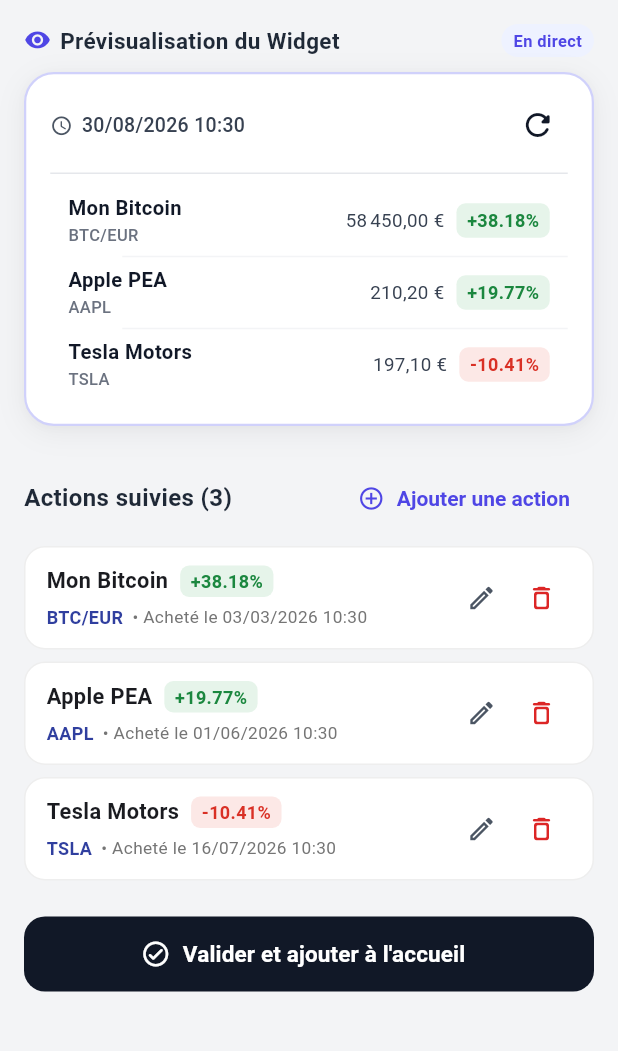
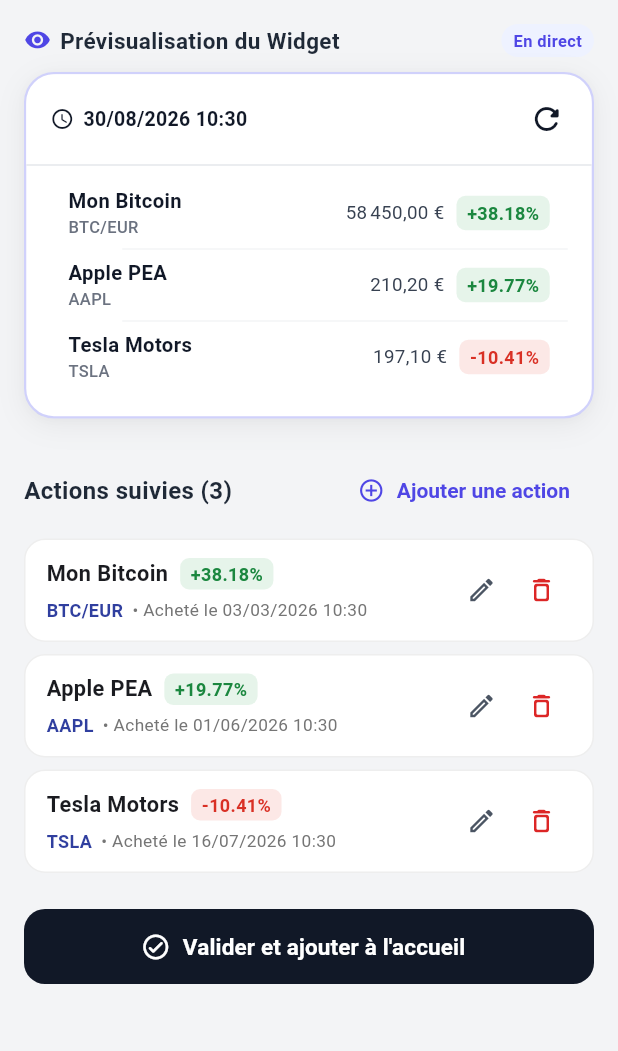
Before and after one commit to L33Tpass/app_widget_stock_tracker, a Flutter app: the WidgetConfigScreen screen opened directly, on a phone screen of 412 x 824 dp, the part 84-1135 px from its top. Run offline on Flutter 3.47's test engine with Material 3 defaults, Android fonts, the phone set to English and light mode, and no system bars; missing offline and left inert: home_widget.

Commit message:
Patch widget grisé avec entete

```diff
--- a/lib/widgets/stock_widget_card.dart
+++ b/lib/widgets/stock_widget_card.dart
@@ -124,20 +124,21 @@
         border: Border.all(
           color: widget.isPreview
               ? const Color(0xFF6366F1).withValues(alpha: 0.3)
-              : Colors.black.withValues(alpha: 0.04),
+              : Colors.black.withValues(alpha: 0.06),
           width: widget.isPreview ? 1.5 : 1.0,
         ),
       ),
       child: ClipRRect(
         borderRadius: BorderRadius.circular(20),
-        child: Padding(
-          padding: const EdgeInsets.fromLTRB(16, 14, 16, 16),
         child: Column(
           mainAxisSize: MainAxisSize.min,
           crossAxisAlignment: CrossAxisAlignment.stretch,
           children: [
-              // Header: Top-left date/time & Top-right refresh button + 3-dots menu
-              Row(
+            // 1. Header (Taskbar) - Always crisp, solid black icons and text on clean background
+            Container(
+              color: Colors.white,
+              padding: const EdgeInsets.fromLTRB(16, 10, 10, 10),
+              child: Row(
                 mainAxisAlignment: MainAxisAlignment.spaceBetween,
                 crossAxisAlignment: CrossAxisAlignment.center,
                 children: [
@@ -147,8 +148,8 @@
                       children: [
                         const Icon(
                           Icons.access_time_rounded,
-                          size: 15,
-                          color: Color(0xFF4B5563),
+                          size: 16,
+                          color: Color(0xFF111827),
                         ),
                         const SizedBox(width: 6),
                         Flexible(
@@ -156,8 +157,8 @@
                             dateStr,
                             style: const TextStyle(
                               fontSize: 13,
-                              fontWeight: FontWeight.w500,
-                              color: Color(0xFF374151),
+                              fontWeight: FontWeight.w600,
+                              color: Color(0xFF111827),
                               letterSpacing: 0.2,
                             ),
                             overflow: TextOverflow.ellipsis,
@@ -205,7 +206,7 @@
                           icon: const Icon(
                             Icons.more_vert_rounded,
                             size: 22,
-                            color: Color(0xFF374151),
+                            color: Color(0xFF111827),
                           ),
                           padding: const EdgeInsets.all(6),
                           constraints: const BoxConstraints(minWidth: 36, minHeight: 36),
@@ -245,39 +246,31 @@
                   ),
                 ],
               ),
+            ),
 
-              const SizedBox(height: 6),
-              const Divider(height: 12, thickness: 1, color: Color(0xFFE5E7EB)),
-              const SizedBox(height: 2),
+            const Divider(height: 1, thickness: 1, color: Color(0xFFE5E7EB)),
 
-              // Body: Stocks content (Grayed out with clickable prompt if inactive)
+            // 2. Body: Stocks content (or Inactive state with tinted background)
             if (isInactive)
-                Material(
+              Container(
+                color: const Color(0xFFF9FAFB),
+                child: Material(
                   color: Colors.transparent,
                   child: InkWell(
-                    borderRadius: BorderRadius.circular(14),
                     onTap: widget.onPin,
                     child: Padding(
-                      padding: const EdgeInsets.symmetric(vertical: 4),
+                      padding: const EdgeInsets.fromLTRB(16, 12, 16, 16),
                       child: Stack(
                         alignment: Alignment.center,
                         children: [
-                          ColorFiltered(
-                            colorFilter: const ColorFilter.mode(
-                              Colors.grey,
-                              BlendMode.saturation,
-                            ),
-                            child: Opacity(
-                              opacity: 0.30,
+                          Opacity(
+                            opacity: 0.35,
                             child: _buildStocksContent(sortedItems),
                           ),
-                          ),
-                          Padding(
-                            padding: const EdgeInsets.symmetric(horizontal: 8, vertical: 8),
-                            child: Container(
+                          Container(
                             padding: const EdgeInsets.symmetric(horizontal: 14, vertical: 10),
                             decoration: BoxDecoration(
-                                color: Colors.white.withValues(alpha: 0.96),
+                              color: Colors.white,
                               borderRadius: BorderRadius.circular(14),
                               border: Border.all(
                                 color: const Color(0xFFD1D5DB),
@@ -318,7 +311,7 @@
                                         style: TextStyle(
                                           fontSize: 13,
                                           fontWeight: FontWeight.bold,
-                                            color: Color(0xFF1F2937),
+                                          color: Color(0xFF111827),
                                         ),
                                       ),
                                       SizedBox(height: 2),
@@ -337,16 +330,18 @@
                               ],
                             ),
                           ),
+                        ],
                       ),
-                        ],
                     ),
                   ),
                 ),
               )
             else
-                _buildStocksContent(sortedItems),
+              Padding(
+                padding: const EdgeInsets.fromLTRB(16, 8, 16, 16),
+                child: _buildStocksContent(sortedItems),
+              ),
           ],
-          ),
         ),
       ),
     );
```
Lines whose indentation alone changed are shown as unchanged.
